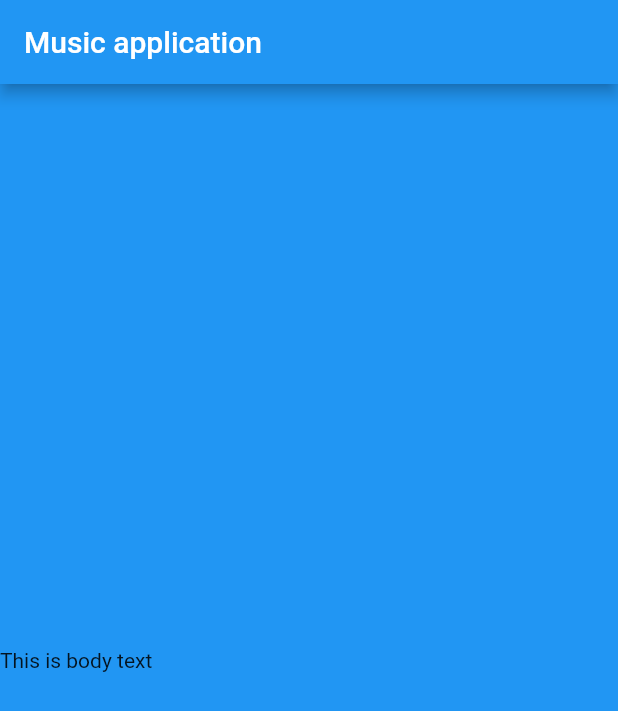
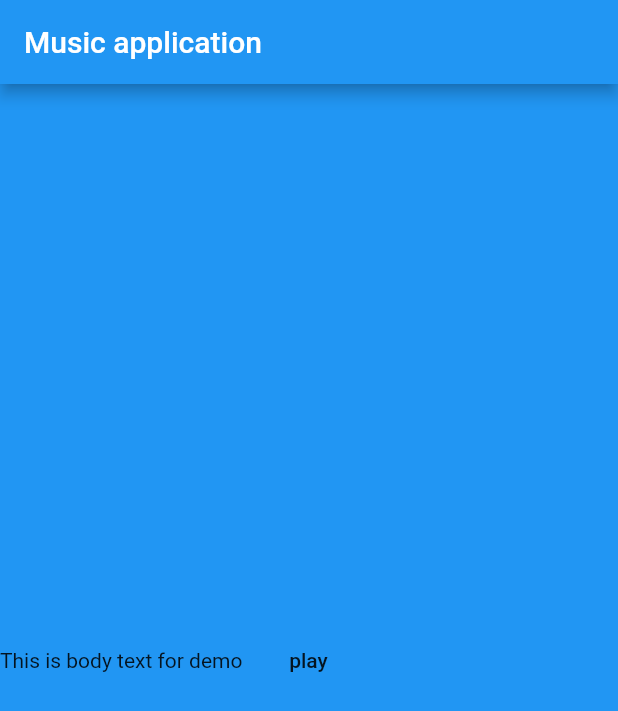
Before and after one commit to Valera1980/music_sounds_fun, a Flutter app: the screen it shows after launch, on a phone screen of 412 x 824 dp. Shown: the top 711 px of the screen. Run offline on Flutter 3.47's test engine with Material 2 defaults, Android fonts, the light colour scheme and no system bars; our stand-ins replace audioplayers.

Commit message:
add audio player package

```diff
--- a/lib/main.dart
+++ b/lib/main.dart
@@ -1,5 +1,6 @@
 import 'package:flutter/cupertino.dart';
 import 'package:flutter/material.dart';
+import 'package:audioplayers/audio_cache.dart';
 
 void main(){
   runApp(MainScaffold());
@@ -16,7 +17,14 @@ class MainScaffold extends StatelessWidget {
         ),
         body: Center(
           child: Row(children: <Widget>[
-            Text('This is body text')
+            Text('This is body text for demo'),
+            FlatButton(
+              child: Text('play'),
+              onPressed: () {
+                AudioCache player = new AudioCache();
+                 player.play('note1.wav');
+              },
+            )
           ],),
         ),
       ),
--- a/pubspec.yaml
+++ b/pubspec.yaml
@@ -23,7 +23,7 @@ environment:
 dependencies:
   flutter:
     sdk: flutter
-
+  audioplayers: ^0.15.1
 
   # The following adds the Cupertino Icons font to your application.
   # Use with the CupertinoIcons class for iOS style icons.
```
Also changed, not shown: pubspec.lock.
